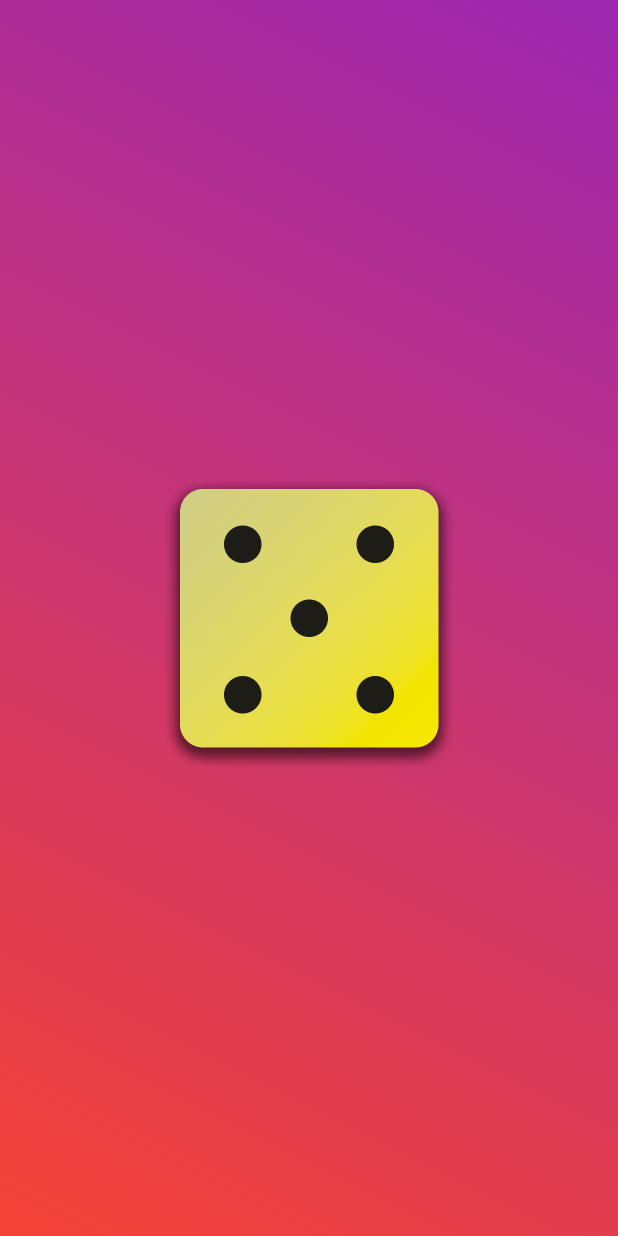
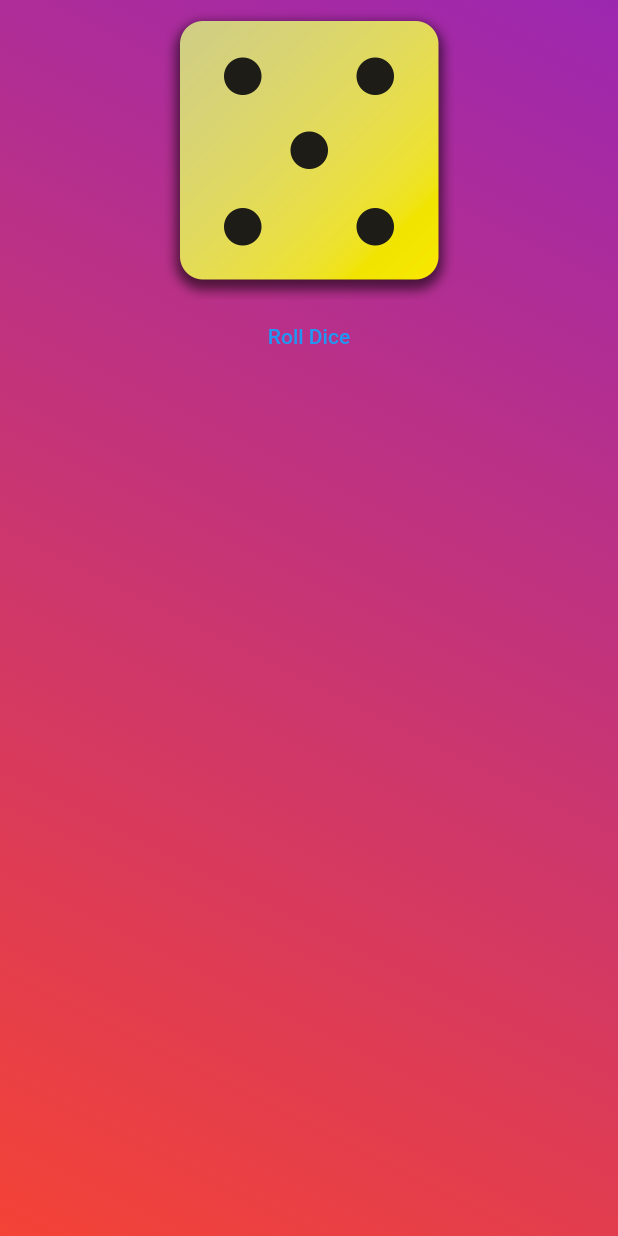
Before and after one commit to FatoomRe/1st-Flutter-CourseProject-DiceRoller, a Flutter app: the screen it shows after launch, on a phone screen of 412 x 824 dp. Run offline on Flutter 3.47's test engine with Material 2 defaults, Android fonts, the phone set to English and light mode, and no system bars.

Commit message:
v45 adding button

```diff
--- a/lib/gradient_container.dart
+++ b/lib/gradient_container.dart
@@ -1,15 +1,17 @@
-
 import 'package:flutter/material.dart';
 
 const startAlignement = Alignment.topRight;
 const endAlignement = Alignment.bottomLeft;
 
 class GradientContainer extends StatelessWidget {
-
   const GradientContainer(this.color1, this.color2, {super.key});
 
   final Color color1;
   final Color color2;
+
+  void rollDice (){
+    //----
+  }
 
   @override
   Widget build(context) {
@@ -17,13 +19,23 @@ class GradientContainer extends StatelessWidget {
       decoration: BoxDecoration(
           gradient: LinearGradient(
         colors: [color1, color2],
-          stops:  const [0, 1],
+        stops: const [0, 1],
         begin: startAlignement,
         end: endAlignement,
+      )),
+      child: Center(
+        child: Column(
+          children: [
+            Image.asset(
+              'assets/images/dice-5.png',
+              width: 200,
+            ),
+            TextButton(
+              onPressed: rollDice,
+              child: const Text('Roll Dice'),
             )
+          ],
         ),
-          child: Center(
-            child: Image.asset('assets/images/dice-5.png', width: 200,),
       ),
     );
   }
```
Lines whose indentation alone changed are shown as unchanged.
